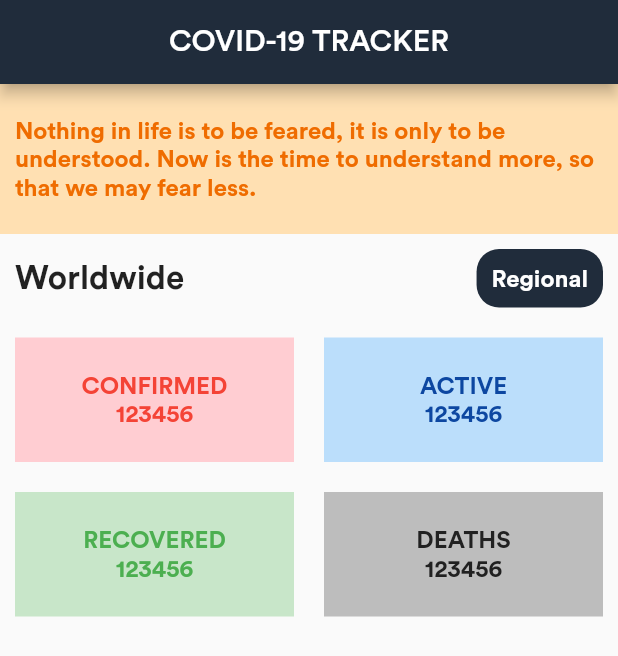
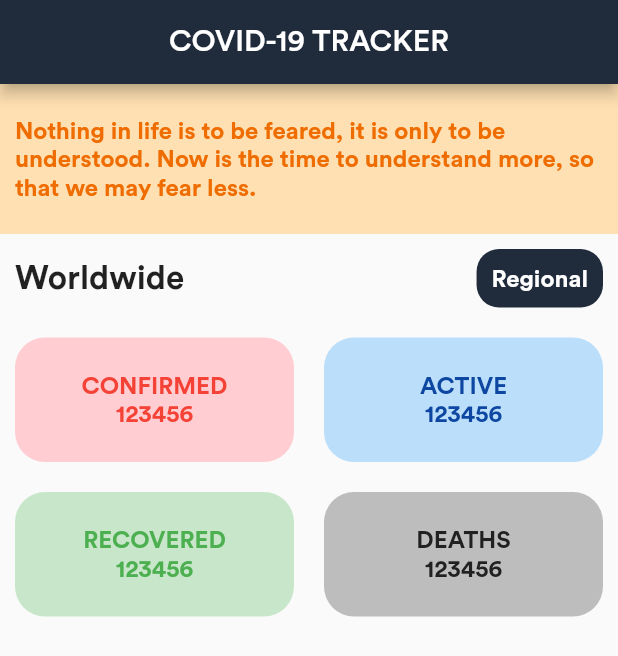
Before and after one commit to IAmMaulik/flutter_covid_tracker, a Flutter app: the screen it shows after launch, on a phone screen of 412 x 824 dp. Shown: the top 656 px of the screen. Run offline on Flutter 3.47's test engine with Material 2 defaults, Android fonts, the phone set to English and light mode, and no system bars.

Commit message:
Added some border radius to the worldwide panel

```diff
--- a/lib/panels/worldwide.dart
+++ b/lib/panels/worldwide.dart
@@ -71,7 +71,10 @@ class StatusPanel extends StatelessWidget {
       margin: EdgeInsets.all(10),
       height: 80,
       width: width / 2,
-      color: panelColor,
+      decoration: BoxDecoration(
+        color: panelColor,
+        borderRadius: BorderRadius.circular(20.0),
+      ),
       child: Column(
         mainAxisAlignment: MainAxisAlignment.center,
         children: <Widget>[
```
